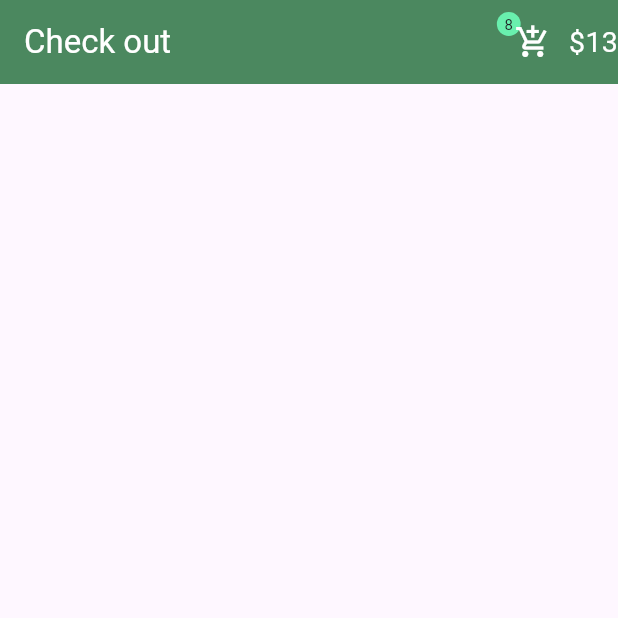
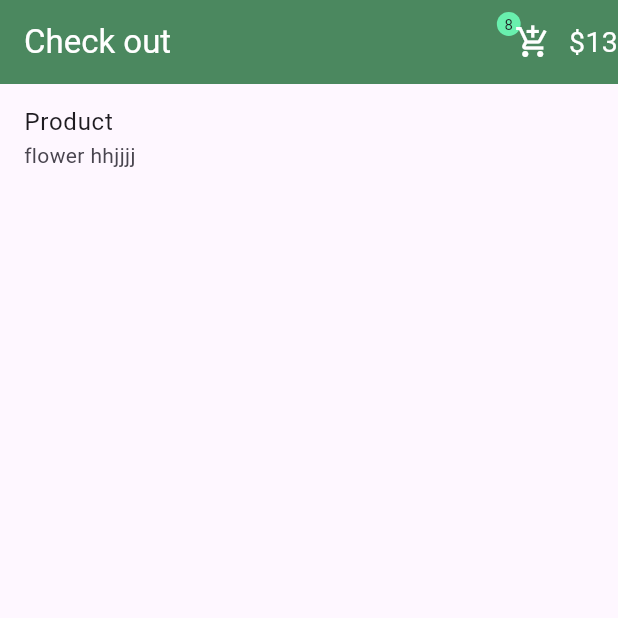
Before and after one commit to Ghada-Mohamed-Khalaf/E-commerce, a Flutter app: the screen it shows after launch, on a phone screen of 412 x 824 dp, the top half of it. Run offline on Flutter 3.47's test engine with Material 3 defaults, Android fonts, the phone set to English and light mode, and no system bars; our stand-ins replace introduction_screen.

Commit message:
add  title and subtitle to listTile

```diff
--- a/lib/views/check_out.dart
+++ b/lib/views/check_out.dart
@@ -42,6 +42,9 @@ class CheckOut extends StatelessWidget {
   ],
       ),
       body: ListTile(
+        title: Text("Product"),
+
+        subtitle: Text("flower hhjjjj"),
 
 
 
```
